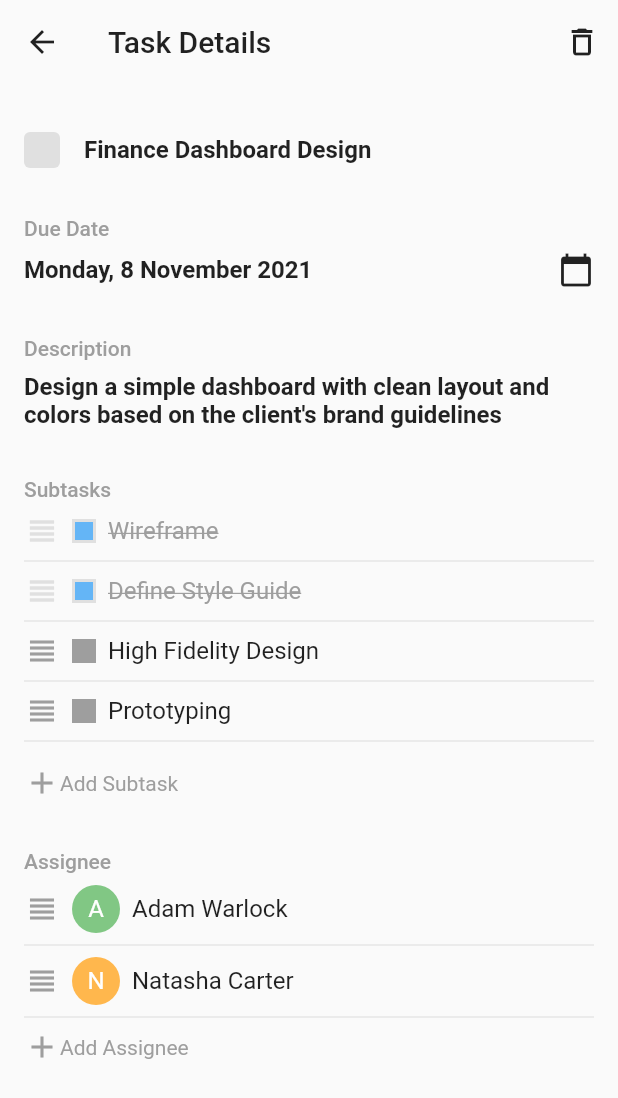
After one commit to bakhtiararifinid/flutter_task_management_app_template, a Flutter app: the TaskDetailPage screen opened by its route, on a phone screen of 412 x 824 dp. The commit adds this screen. Shown: the top 1098 px of the screen. Run offline on Flutter 3.47's test engine with Material 2 defaults, Android fonts, the phone set to English and light mode, and no system bars.

Commit message:
task detail page

```diff
--- a/lib/app.dart
+++ b/lib/app.dart
@@ -1,6 +1,7 @@
 import 'package:flutter/material.dart';
 import 'package:task_management_app/pages/home_page.dart';
 import 'package:task_management_app/pages/on_boarding_page.dart';
+import 'package:task_management_app/pages/task_detail_page.dart';
 
 class App extends StatelessWidget {
   const App({Key? key}) : super(key: key);
@@ -17,6 +18,7 @@ class App extends StatelessWidget {
       routes: {
         OnBoardingPage.routeName: (context) => const OnBoardingPage(),
         HomePage.routeName: (context) => const HomePage(),
+        TaskDetailPage.routeName: (context) => const TaskDetailPage(),
       },
     );
   }
--- a/lib/pages/home_page.dart
+++ b/lib/pages/home_page.dart
@@ -1,4 +1,5 @@
 import 'package:flutter/material.dart';
+import 'package:task_management_app/pages/task_detail_page.dart';
 
 class HomePage extends StatelessWidget {
   const HomePage({Key? key}) : super(key: key);
@@ -160,7 +161,7 @@ class _Content extends StatelessWidget {
   Widget build(BuildContext context) {
     return Expanded(
       child: ListView(
-        padding: const EdgeInsets.only(bottom: 16),
+        padding: const EdgeInsets.all(16),
         children: [
           const _TaskCard(
             title: 'Week 1 College Tasks',
@@ -208,9 +209,10 @@ class _TaskCard extends StatelessWidget {
 
   @override
   Widget build(BuildContext context) {
-    return Padding(
-      padding: const EdgeInsets.all(16),
+    return GestureDetector(
+      onTap: () => _gotoTaskDetailPage(context),
       child: Card(
+        margin: const EdgeInsets.only(bottom: 16),
         child: Column(
           children: [
             ListTile(
@@ -258,6 +260,10 @@ class _TaskCard extends StatelessWidget {
         ),
       ),
     );
+  }
+
+  void _gotoTaskDetailPage(BuildContext context) {
+    Navigator.of(context).pushNamed(TaskDetailPage.routeName);
   }
 
   List<Widget> get _getMembers => members
--- /dev/null
+++ b/lib/pages/task_detail_page.dart
@@ -0,0 +1,322 @@
+import 'package:flutter/material.dart';
+
+class TaskDetailPage extends StatelessWidget {
+  const TaskDetailPage({Key? key}) : super(key: key);
+
+  static const routeName = '/task_detail';
+
+  @override
+  Widget build(BuildContext context) {
+    return Scaffold(
+      appBar: AppBar(
+        backgroundColor: Theme.of(context).scaffoldBackgroundColor,
+        foregroundColor: Colors.black87,
+        elevation: 0,
+        title: const Text('Task Details'),
+        actions: [
+          IconButton(
+            onPressed: () {},
+            icon: const Icon(Icons.delete_outline),
+          ),
+        ],
+      ),
+      body: ListView(
+        padding: const EdgeInsets.symmetric(horizontal: 16),
+        children: const [
+          SizedBox(height: 32),
+          _Title(),
+          SizedBox(height: 32),
+          _DueDate(),
+          SizedBox(height: 32),
+          _Description(),
+          SizedBox(height: 32),
+          _Subtasks(),
+          SizedBox(height: 32),
+          _Assingnees(),
+          SizedBox(height: 32),
+        ],
+      ),
+    );
+  }
+}
+
+class _Title extends StatelessWidget {
+  const _Title({
+    Key? key,
+  }) : super(key: key);
+
+  @override
+  Widget build(BuildContext context) {
+    return Row(
+      children: [
+        Container(
+          height: 24,
+          width: 24,
+          margin: const EdgeInsets.only(right: 16),
+          decoration: BoxDecoration(
+            color: Colors.grey.shade300,
+            borderRadius: BorderRadius.circular(4),
+          ),
+        ),
+        Text(
+          'Finance Dashboard Design',
+          style: Theme.of(context)
+              .textTheme
+              .subtitle1
+              ?.copyWith(fontWeight: FontWeight.bold),
+        ),
+      ],
+    );
+  }
+}
+
+class _DueDate extends StatelessWidget {
+  const _DueDate({
+    Key? key,
+  }) : super(key: key);
+
+  @override
+  Widget build(BuildContext context) {
+    return Column(
+      crossAxisAlignment: CrossAxisAlignment.start,
+      children: [
+        const _SectionTitle('Due Date'),
+        const SizedBox(height: 8),
+        Row(
+          mainAxisAlignment: MainAxisAlignment.spaceBetween,
+          children: [
+            Text(
+              'Monday, 8 November 2021',
+              style: Theme.of(context)
+                  .textTheme
+                  .subtitle1
+                  ?.copyWith(fontWeight: FontWeight.bold),
+            ),
+            const Icon(Icons.calendar_today)
+          ],
+        ),
+      ],
+    );
+  }
+}
+
+class _Description extends StatelessWidget {
+  const _Description({
+    Key? key,
+  }) : super(key: key);
+
+  @override
+  Widget build(BuildContext context) {
+    return Column(
+      crossAxisAlignment: CrossAxisAlignment.start,
+      children: [
+        const _SectionTitle('Description'),
+        const SizedBox(height: 8),
+        Text(
+          'Design a simple dashboard with clean layout and colors based on the client\'s brand guidelines',
+          style: Theme.of(context)
+              .textTheme
+              .subtitle1
+              ?.copyWith(fontWeight: FontWeight.bold),
+        ),
+      ],
+    );
+  }
+}
+
+class _Subtasks extends StatelessWidget {
+  const _Subtasks({
+    Key? key,
+  }) : super(key: key);
+
+  @override
+  Widget build(BuildContext context) {
+    return Column(
+      crossAxisAlignment: CrossAxisAlignment.start,
+      children: [
+        const _SectionTitle('Subtasks'),
+        const SizedBox(height: 8),
+        const _Subtask(title: 'Wireframe', isCompleted: true),
+        const _Subtask(title: 'Define Style Guide', isCompleted: true),
+        const _Subtask(title: 'High Fidelity Design'),
+        const _Subtask(title: 'Prototyping'),
+        const SizedBox(height: 8),
+        _AddDetail(title: 'Add Subtask', onTap: () {}),
+      ],
+    );
+  }
+}
+
+class _Subtask extends StatelessWidget {
+  const _Subtask({
+    Key? key,
+    required this.title,
+    this.isCompleted = false,
+  }) : super(key: key);
+
+  final String title;
+  final bool isCompleted;
+
+  @override
+  Widget build(BuildContext context) {
+    return Column(
+      children: [
+        Row(
+          children: [
+            Icon(
+              Icons.view_headline,
+              color: isCompleted ? Colors.grey.shade300 : Colors.grey,
+            ),
+            const SizedBox(width: 8),
+            Container(
+              height: 16,
+              width: 16,
+              decoration: BoxDecoration(
+                color: isCompleted ? Colors.grey.shade300 : Colors.grey,
+              ),
+              alignment: Alignment.center,
+              child: isCompleted
+                  ? Container(
+                      height: 12,
+                      width: 12,
+                      decoration: BoxDecoration(
+                        color: Colors.blue.shade300,
+                      ),
+                    )
+                  : null,
+            ),
+            const SizedBox(width: 8),
+            Text(
+              title,
+              style: Theme.of(context).textTheme.subtitle1?.copyWith(
+                    color: isCompleted ? Colors.grey : Colors.black87,
+                    decoration: isCompleted ? TextDecoration.lineThrough : null,
+                  ),
+            )
+          ],
+        ),
+        const Divider(),
+      ],
+    );
+  }
+}
+
+class _Assingnees extends StatelessWidget {
+  const _Assingnees({
+    Key? key,
+  }) : super(key: key);
+
+  @override
+  Widget build(BuildContext context) {
+    return Column(
+      crossAxisAlignment: CrossAxisAlignment.start,
+      children: [
+        const _SectionTitle('Assignee'),
+        const SizedBox(height: 8),
+        _Assignee(
+          name: 'Adam Warlock',
+          initial: 'A',
+          color: Colors.green.shade300,
+        ),
+        _Assignee(
+          name: 'Natasha Carter',
+          initial: 'N',
+          color: Colors.orange.shade300,
+        ),
+        _AddDetail(
+          title: 'Add Assignee',
+          onTap: () {},
+        ),
+      ],
+    );
+  }
+}
+
+class _Assignee extends StatelessWidget {
+  const _Assignee({
+    Key? key,
+    required this.name,
+    required this.initial,
+    required this.color,
+  }) : super(key: key);
+
+  final String name;
+  final String initial;
+  final Color color;
+
+  @override
+  Widget build(BuildContext context) {
+    return Column(
+      children: [
+        Row(
+          children: [
+            const Icon(
+              Icons.view_headline,
+              color: Colors.grey,
+            ),
+            const SizedBox(width: 8),
+            CircleAvatar(
+              radius: 16,
+              backgroundColor: color,
+              child: Text(
+                initial,
+                style: const TextStyle(color: Colors.white),
+              ),
+            ),
+            const SizedBox(width: 8),
+            Text(
+              name,
+              style: Theme.of(context).textTheme.subtitle1,
+            )
+          ],
+        ),
+        const Divider(),
+      ],
+    );
+  }
+}
+
+class _AddDetail extends StatelessWidget {
+  const _AddDetail({
+    Key? key,
+    required this.title,
+    required this.onTap,
+  }) : super(key: key);
+
+  final String title;
+  final void Function() onTap;
+
+  @override
+  Widget build(BuildContext context) {
+    return GestureDetector(
+      onTap: onTap,
+      child: Row(
+        children: [
+          const Icon(Icons.add, color: Colors.grey),
+          Text(
+            title,
+            style: const TextStyle(color: Colors.grey),
+          ),
+        ],
+      ),
+    );
+  }
+}
+
+class _SectionTitle extends StatelessWidget {
+  const _SectionTitle(
+    this.title, {
+    Key? key,
+  }) : super(key: key);
+
+  final String title;
+
+  @override
+  Widget build(BuildContext context) {
+    return Text(
+      title,
+      style:
+          Theme.of(context).textTheme.bodyText1?.copyWith(color: Colors.grey),
+    );
+  }
+}
```
Also changed, not shown: 2 other files.
